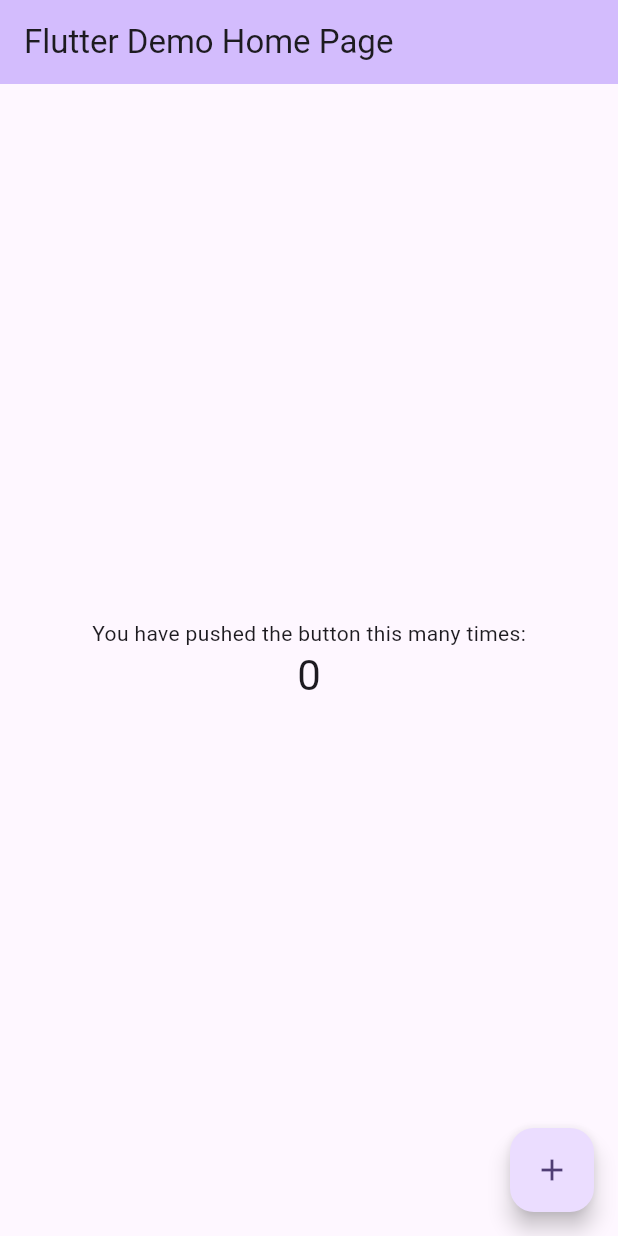
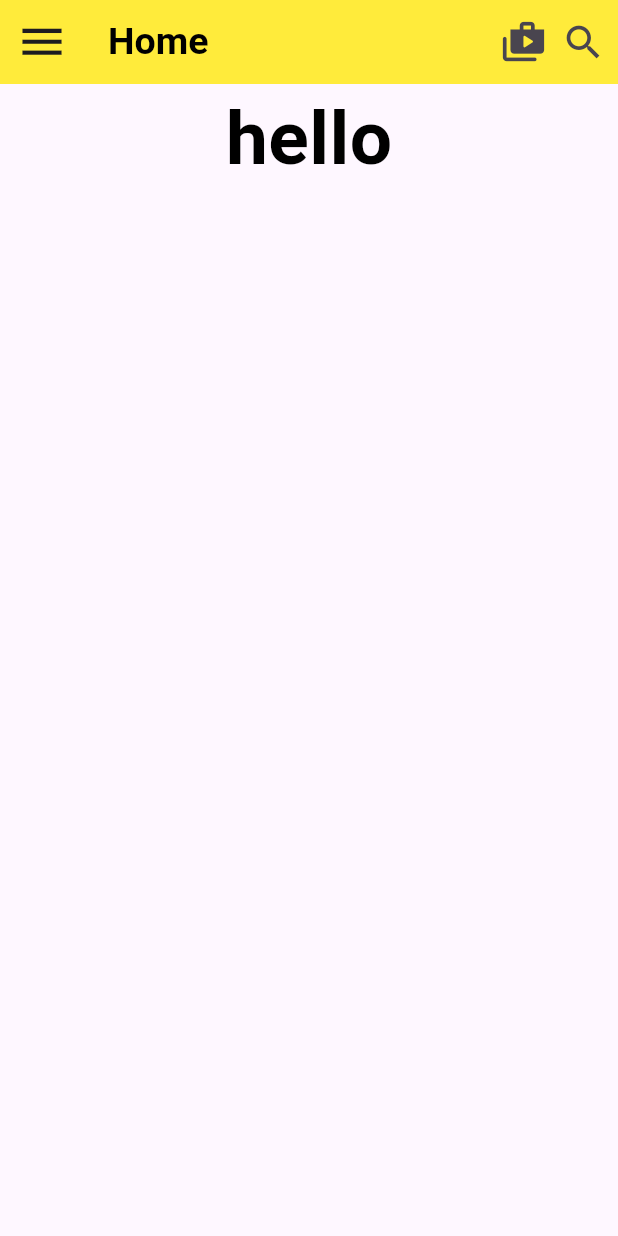
Before and after one commit to mj-stark/Flutter-first-app, a Flutter app: the screen it shows after launch, on a phone screen of 412 x 824 dp. Run offline on Flutter 3.47's test engine with Material 3 defaults, Android fonts, the phone set to English and light mode, and no system bars.

Commit message:
App Bar UI On Progress

```diff
--- a/lib/main.dart
+++ b/lib/main.dart
@@ -1,4 +1,5 @@
 import 'package:flutter/material.dart';
+import 'package:flutter_basics_one/my_home_page.dart';
 
 void main() {
   runApp(const MyApp());
@@ -6,120 +7,15 @@ void main() {
 
 class MyApp extends StatelessWidget {
   const MyApp({super.key});
-
-  // This widget is the root of your application.
   @override
   Widget build(BuildContext context) {
     return MaterialApp(
       title: 'Flutter Demo',
       theme: ThemeData(
-        // This is the theme of your application.
-        //
-        // TRY THIS: Try running your application with "flutter run". You'll see
-        // the application has a purple toolbar. Then, without quitting the app,
-        // try changing the seedColor in the colorScheme below to Colors.green
-        // and then invoke "hot reload" (save your changes or press the "hot
-        // reload" button in a Flutter-supported IDE, or press "r" if you used
-        // the command line to start the app).
-        //
-        // Notice that the counter didn't reset back to zero; the application
-        // state is not lost during the reload. To reset the state, use hot
-        // restart instead.
-        //
-        // This works for code too, not just values: Most code changes can be
-        // tested with just a hot reload.
         colorScheme: ColorScheme.fromSeed(seedColor: Colors.deepPurple),
         useMaterial3: true,
       ),
-      home: const MyHomePage(title: 'Flutter Demo Home Page'),
+      home: const MyHomePage(),
     );
   }
 }
-
-class MyHomePage extends StatefulWidget {
-  const MyHomePage({super.key, required this.title});
-
-  // This widget is the home page of your application. It is stateful, meaning
-  // that it has a State object (defined below) that contains fields that affect
-  // how it looks.
-
-  // This class is the configuration for the state. It holds the values (in this
-  // case the title) provided by the parent (in this case the App widget) and
-  // used by the build method of the State. Fields in a Widget subclass are
-  // always marked "final".
-
-  final String title;
-
-  @override
-  State<MyHomePage> createState() => _MyHomePageState();
-}
-
-class _MyHomePageState extends State<MyHomePage> {
-  int _counter = 0;
-
-  void _incrementCounter() {
-    setState(() {
-      // This call to setState tells the Flutter framework that something has
-      // changed in this State, which causes it to rerun the build method below
-      // so that the display can reflect the updated values. If we changed
-      // _counter without calling setState(), then the build method would not be
-      // called again, and so nothing would appear to happen.
-      _counter++;
-    });
-  }
-
-  @override
-  Widget build(BuildContext context) {
-    // This method is rerun every time setState is called, for instance as done
-    // by the _incrementCounter method above.
-    //
-    // The Flutter framework has been optimized to make rerunning build methods
-    // fast, so that you can just rebuild anything that needs updating rather
-    // than having to individually change instances of widgets.
-    return Scaffold(
-      appBar: AppBar(
-        // TRY THIS: Try changing the color here to a specific color (to
-        // Colors.amber, perhaps?) and trigger a hot reload to see the AppBar
-        // change color while the other colors stay the same.
-        backgroundColor: Theme.of(context).colorScheme.inversePrimary,
-        // Here we take the value from the MyHomePage object that was created by
-        // the App.build method, and use it to set our appbar title.
-        title: Text(widget.title),
-      ),
-      body: Center(
-        // Center is a layout widget. It takes a single child and positions it
-        // in the middle of the parent.
-        child: Column(
-          // Column is also a layout widget. It takes a list of children and
-          // arranges them vertically. By default, it sizes itself to fit its
-          // children horizontally, and tries to be as tall as its parent.
-          //
-          // Column has various properties to control how it sizes itself and
-          // how it positions its children. Here we use mainAxisAlignment to
-          // center the children vertically; the main axis here is the vertical
-          // axis because Columns are vertical (the cross axis would be
-          // horizontal).
-          //
-          // TRY THIS: Invoke "debug painting" (choose the "Toggle Debug Paint"
-          // action in the IDE, or press "p" in the console), to see the
-          // wireframe for each widget.
-          mainAxisAlignment: MainAxisAlignment.center,
-          children: <Widget>[
-            const Text(
-              'You have pushed the button this many times:',
-            ),
-            Text(
-              '$_counter',
-              style: Theme.of(context).textTheme.headlineMedium,
-            ),
-          ],
-        ),
-      ),
-      floatingActionButton: FloatingActionButton(
-        onPressed: _incrementCounter,
-        tooltip: 'Increment',
-        child: const Icon(Icons.add),
-      ), // This trailing comma makes auto-formatting nicer for build methods.
-    );
-  }
-}
--- /dev/null
+++ b/lib/my_home_page.dart
@@ -0,0 +1,76 @@
+import 'package:flutter/material.dart';
+import 'package:flutter/services.dart';
+
+class MyHomePage extends StatefulWidget {
+  const MyHomePage({Key? key}) : super(key: key);
+
+  @override
+  State<MyHomePage> createState() => _MyHomePageState();
+}
+
+class _MyHomePageState extends State<MyHomePage> {
+  @override
+  Widget build(BuildContext context) {
+    SystemChrome.setSystemUIOverlayStyle(SystemUiOverlayStyle(
+      // Status bar color
+      statusBarColor: Colors.red,
+    ));
+
+    return MaterialApp(
+      title: 'Flutter layout demo',
+      debugShowCheckedModeBanner: false,
+      home: Scaffold(
+        appBar: AppBar(
+          leading: const Icon(
+            Icons.menu,
+            size: 35,
+          ),
+          title: Text(
+            'Home',
+            style: TextStyle(
+              color: Colors.black,
+              fontSize: 25,
+              fontWeight: FontWeight.w600,
+            ),
+          ),
+          backgroundColor: Colors.yellow,
+          actions: [
+            Padding(
+              padding: const EdgeInsets.all(8.0),
+              child: Row(
+                children: [
+                  Padding(
+                    padding: const EdgeInsets.symmetric(horizontal: 10.0),
+                    child: Icon(
+                      Icons.shop_2_rounded,
+                      size: 30,
+                    ),
+                  ),
+                  Icon(
+                    Icons.search,
+                    size: 30,
+                  ),
+                  // Add other widgets here if needed
+                ],
+              ),
+            ),
+          ],
+          systemOverlayStyle: SystemUiOverlayStyle.dark,
+        ),
+        body: Row(
+          mainAxisAlignment: MainAxisAlignment.spaceEvenly,
+          children: [
+            Text(
+              'hello',
+              style: TextStyle(
+                color: Colors.black,
+                fontSize: 50,
+                fontWeight: FontWeight.w600,
+              ),
+            ),
+          ],
+        ),
+      ),
+    );
+  }
+}
--- a/pubspec.yaml
+++ b/pubspec.yaml
@@ -59,9 +59,8 @@ flutter:
   uses-material-design: true
 
   # To add assets to your application, add an assets section, like this:
-  # assets:
-  #   - images/a_dot_burr.jpeg
-  #   - images/a_dot_ham.jpeg
+  assets:
+    - assets/images/
 
   # An image asset can refer to one or more resolution-specific "variants", see
   # https://flutter.dev/assets-and-images/#resolution-aware
```
Also changed, not shown: assets/images/xyz.png (added).
